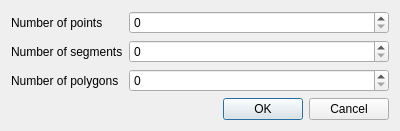
This is GenerationForm.ui in sikor/goView as Qt 5 draws it before an edit. The edited form follows.
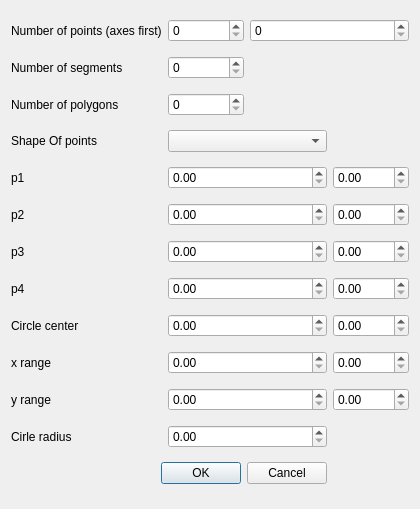
This is the edited form.

Commit message: Added generation form.

```diff
--- a/GenerationForm.ui
+++ b/GenerationForm.ui
@@ -6,29 +6,27 @@
    <rect>
     <x>0</x>
     <y>0</y>
-    <width>400</width>
-    <height>123</height>
+    <width>420</width>
+    <height>509</height>
    </rect>
   </property>
   <property name="windowTitle">
    <string>Dialog</string>
   </property>
-  <layout class="QVBoxLayout" name="verticalLayout">
-   <item>
-    <layout class="QFormLayout" name="formLayout">
-     <property name="fieldGrowthPolicy">
-      <enum>QFormLayout::AllNonFixedFieldsGrow</enum>
-     </property>
+  <layout class="QGridLayout" name="gridLayout">
      <item row="0" column="0">
       <widget class="QLabel" name="numberOfPointsLabel">
        <property name="text">
-        <string>Number of points</string>
+      <string>Number of points (axes first)</string>
        </property>
       </widget>
      </item>
      <item row="0" column="1">
       <widget class="QSpinBox" name="numberOfPointsSpinBox"/>
      </item>
+   <item row="0" column="2" colspan="2">
+    <widget class="QSpinBox" name="numberOfPointsSpinBox_2"/>
+   </item>
      <item row="1" column="0">
       <widget class="QLabel" name="numberOfSegmentsLabel">
        <property name="text">
@@ -49,9 +47,125 @@
      <item row="2" column="1">
       <widget class="QSpinBox" name="numberOfPolygonsSpinBox"/>
      </item>
-    </layout>
+   <item row="3" column="0">
+    <widget class="QLabel" name="shapeOfPointsLabel">
+     <property name="text">
+      <string>Shape Of points</string>
+     </property>
+    </widget>
    </item>
-   <item>
+   <item row="3" column="1" colspan="2">
+    <widget class="QComboBox" name="shapeCombo">
+     <property name="contextMenuPolicy">
+      <enum>Qt::DefaultContextMenu</enum>
+     </property>
+     <property name="editable">
+      <bool>false</bool>
+     </property>
+    </widget>
+   </item>
+   <item row="4" column="0">
+    <widget class="QLabel" name="x1Label">
+     <property name="text">
+      <string>p1</string>
+     </property>
+    </widget>
+   </item>
+   <item row="4" column="1" colspan="2">
+    <widget class="QDoubleSpinBox" name="p1x"/>
+   </item>
+   <item row="4" column="3">
+    <widget class="QDoubleSpinBox" name="p1y"/>
+   </item>
+   <item row="5" column="0">
+    <widget class="QLabel" name="p2Label">
+     <property name="text">
+      <string>p2</string>
+     </property>
+    </widget>
+   </item>
+   <item row="5" column="1" colspan="2">
+    <widget class="QDoubleSpinBox" name="p2x"/>
+   </item>
+   <item row="5" column="3">
+    <widget class="QDoubleSpinBox" name="p2y"/>
+   </item>
+   <item row="6" column="0">
+    <widget class="QLabel" name="p3Label">
+     <property name="text">
+      <string>p3</string>
+     </property>
+    </widget>
+   </item>
+   <item row="6" column="1" colspan="2">
+    <widget class="QDoubleSpinBox" name="p3x"/>
+   </item>
+   <item row="6" column="3">
+    <widget class="QDoubleSpinBox" name="p3y"/>
+   </item>
+   <item row="7" column="0">
+    <widget class="QLabel" name="p4Label">
+     <property name="text">
+      <string>p4</string>
+     </property>
+    </widget>
+   </item>
+   <item row="7" column="1" colspan="2">
+    <widget class="QDoubleSpinBox" name="p4x"/>
+   </item>
+   <item row="7" column="3">
+    <widget class="QDoubleSpinBox" name="p4y"/>
+   </item>
+   <item row="8" column="0">
+    <widget class="QLabel" name="circleCenterLabel">
+     <property name="text">
+      <string>Circle center</string>
+     </property>
+    </widget>
+   </item>
+   <item row="8" column="1" colspan="2">
+    <widget class="QDoubleSpinBox" name="circleX"/>
+   </item>
+   <item row="8" column="3">
+    <widget class="QDoubleSpinBox" name="circleY"/>
+   </item>
+   <item row="9" column="0">
+    <widget class="QLabel" name="xRangeLabel">
+     <property name="text">
+      <string>x range</string>
+     </property>
+    </widget>
+   </item>
+   <item row="9" column="1" colspan="2">
+    <widget class="QDoubleSpinBox" name="xRangeMin"/>
+   </item>
+   <item row="9" column="3">
+    <widget class="QDoubleSpinBox" name="xRangeMax"/>
+   </item>
+   <item row="10" column="0">
+    <widget class="QLabel" name="yRangeLabel">
+     <property name="text">
+      <string>y range</string>
+     </property>
+    </widget>
+   </item>
+   <item row="10" column="1" colspan="2">
+    <widget class="QDoubleSpinBox" name="yRangeMin"/>
+   </item>
+   <item row="10" column="3">
+    <widget class="QDoubleSpinBox" name="yRangeMax"/>
+   </item>
+   <item row="11" column="0">
+    <widget class="QLabel" name="cirleRadiusLabel">
+     <property name="text">
+      <string>Cirle radius</string>
+     </property>
+    </widget>
+   </item>
+   <item row="11" column="1" colspan="2">
+    <widget class="QDoubleSpinBox" name="cirleRadius"/>
+   </item>
+   <item row="12" column="0" colspan="3">
     <widget class="QDialogButtonBox" name="buttonBox">
      <property name="orientation">
       <enum>Qt::Horizontal</enum>
```
Lines whose indentation alone changed are shown as unchanged. The commit also changes 1 other file.
